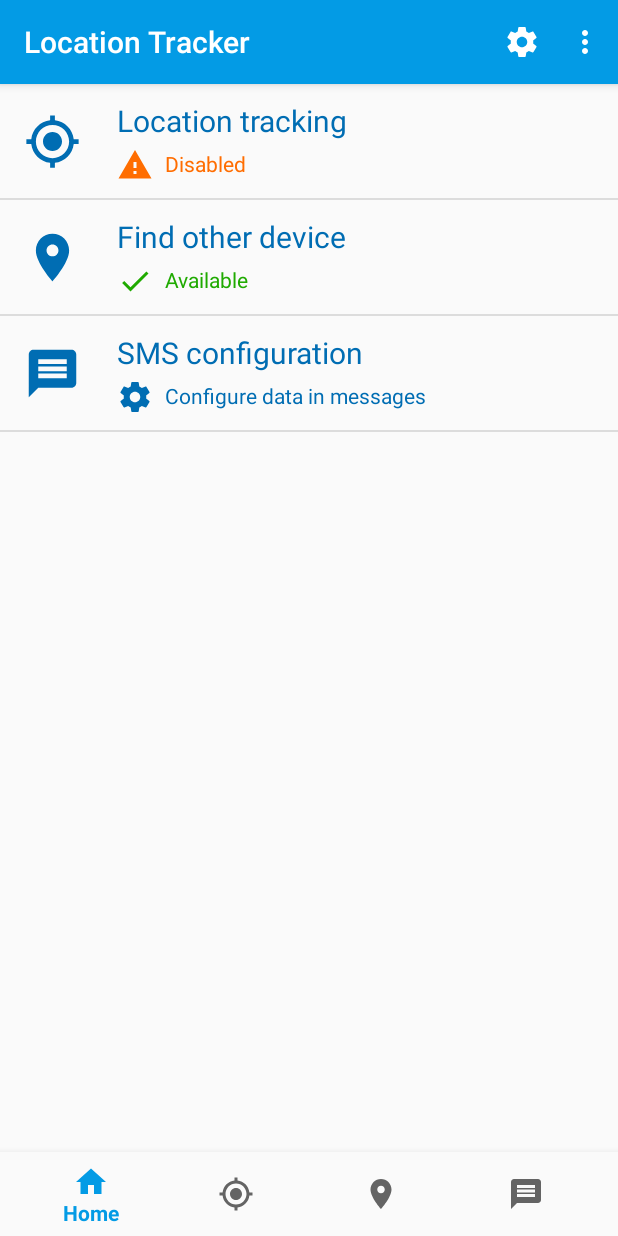
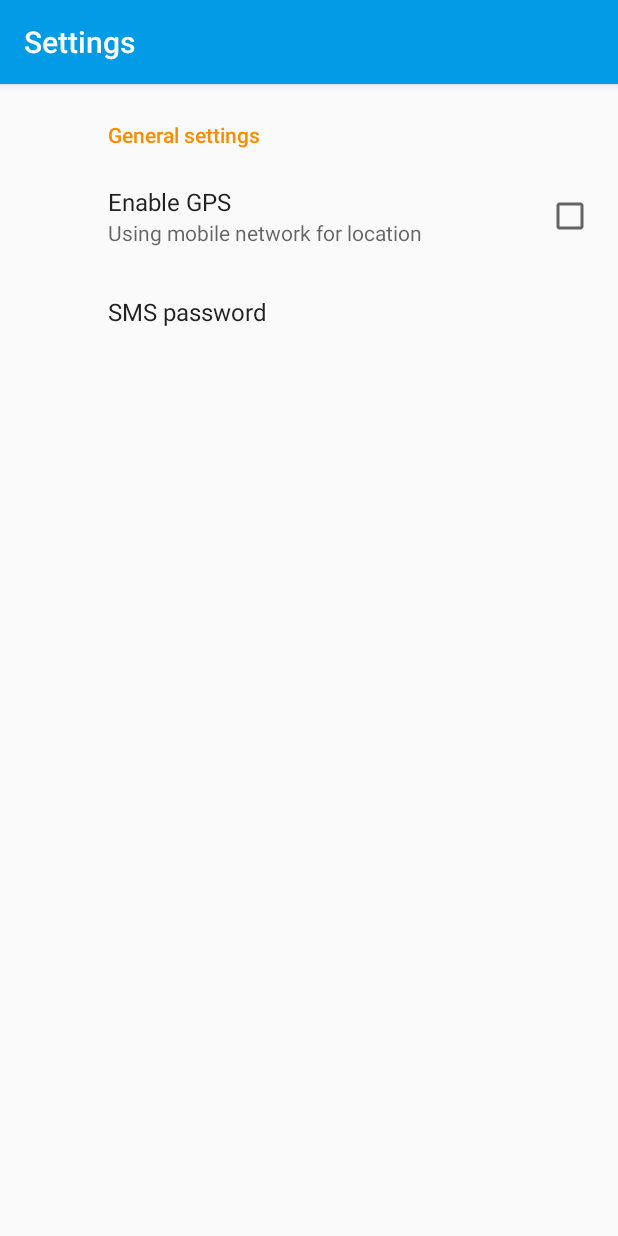
Before and after one commit to johnondrej/location-tracker, an Android app: the screen it shows after launch (MainActivity before the commit, SettingsActivity after it), after a tap on "Settings", on a phone screen of 412 x 824 dp. Run offline under Robolectric (Android 15) with nearby library versions, the phone set to English and light mode, and no system bars; our stand-ins replace Dagger/Hilt's generated code, RxJava, androidx.preference; 2 statements that could not run were skipped.

Commit message:
Settings screen

```diff
--- a/app/build.gradle
+++ b/app/build.gradle
@@ -33,6 +33,8 @@ dependencies {
     implementation 'com.android.support:design:27.1.0'
     implementation 'com.android.support.constraint:constraint-layout:1.1.0-beta5'
     implementation 'com.android.support:recyclerview-v7:27.1.0'
+    implementation 'com.android.support:preference-v7:27.1.0'
+    implementation 'com.android.support:preference-v14:27.1.0'
     implementation 'com.google.android.gms:play-services-maps:11.8.0'
     implementation 'android.arch.lifecycle:extensions:1.1.0'
     // Dagger
--- a/app/src/main/AndroidManifest.xml
+++ b/app/src/main/AndroidManifest.xml
@@ -34,6 +34,10 @@
             </intent-filter>
         </activity>
         <activity
+            android:name=".screen.settings.SettingsActivity"
+            android:label="@string/screen_settings"
+            android:theme="@style/SettingsTheme" />
+        <activity
             android:name=".screen.help.HelpActivity"
             android:label="@string/screen_help" />
 
--- a/app/src/main/java/cz/ojohn/locationtracker/data/UserPreferences.kt
+++ b/app/src/main/java/cz/ojohn/locationtracker/data/UserPreferences.kt
@@ -17,6 +17,8 @@ class UserPreferences(private val sharedPreferences: SharedPreferences) {
         const val TRACKING_MAX_RADIUS = 10000
         const val TRACKING_DEFAULT_RADIUS = 300
 
+        const val SMS_DEFAULT_PASSWORD = "sms"
+
         const val KEY_TRACKING_LAST_STATUS = "tracking_last_status"
         const val KEY_TRACKING_LATITUDE = "tracking_latitude"
         const val KEY_TRACKING_LONGITUDE = "tracking_longitude"
@@ -32,6 +34,7 @@ class UserPreferences(private val sharedPreferences: SharedPreferences) {
         const val KEY_TRACKING_CHARGER = "tracking_charger_detect"
 
         const val KEY_SMS_GPS = "sms_gps"
+        const val KEY_SMS_PASSWORD = "sms_password"
         const val KEY_SMS_LOC_NAME = "sms_location_name"
         const val KEY_SMS_LOC_TIME = "sms_location_time"
         const val KEY_SMS_LOC_ACCURACY = "sms_location_acc"
--- a/app/src/main/java/cz/ojohn/locationtracker/screen/main/MainActivity.kt
+++ b/app/src/main/java/cz/ojohn/locationtracker/screen/main/MainActivity.kt
@@ -10,6 +10,7 @@ import cz.ojohn.locationtracker.R
 import cz.ojohn.locationtracker.screen.about.AboutFragment
 import cz.ojohn.locationtracker.screen.find.FindDeviceFragment
 import cz.ojohn.locationtracker.screen.help.HelpActivity
+import cz.ojohn.locationtracker.screen.settings.SettingsActivity
 import cz.ojohn.locationtracker.screen.sms.SmsFragment
 import cz.ojohn.locationtracker.screen.tracking.TrackingFragment
 import kotlinx.android.synthetic.main.activity_main.*
@@ -65,7 +66,9 @@ class MainActivity : AppCompatActivity(), MainFragment.OnScreenSelectedListener
     }
 
     private fun onSettingsSelected() {
-
+        Intent(this, SettingsActivity::class.java).let {
+            startActivity(it)
+        }
     }
 
     private fun onHelpSelected() {
--- /dev/null
+++ b/app/src/main/java/cz/ojohn/locationtracker/screen/settings/SettingsActivity.kt
@@ -0,0 +1,22 @@
+package cz.ojohn.locationtracker.screen.settings
+
+import android.os.Bundle
+import android.support.v7.app.AppCompatActivity
+import cz.ojohn.locationtracker.R
+
+/**
+ * Activity containing fragment with settings
+ */
+class SettingsActivity : AppCompatActivity() {
+
+    override fun onCreate(savedInstanceState: Bundle?) {
+        super.onCreate(savedInstanceState)
+        setContentView(R.layout.activity_settings)
+
+        if (savedInstanceState == null) {
+            supportFragmentManager.beginTransaction()
+                    .add(R.id.fragmentContainer, SettingsFragment())
+                    .commit()
+        }
+    }
+}
--- /dev/null
+++ b/app/src/main/java/cz/ojohn/locationtracker/screen/settings/SettingsFragment.kt
@@ -0,0 +1,46 @@
+package cz.ojohn.locationtracker.screen.settings
+
+import android.content.SharedPreferences
+import android.os.Bundle
+import android.support.v7.preference.PreferenceFragmentCompat
+import cz.ojohn.locationtracker.R
+import cz.ojohn.locationtracker.data.UserPreferences
+
+/**
+ * Fragment used for app settings
+ */
+class SettingsFragment : PreferenceFragmentCompat(), SharedPreferences.OnSharedPreferenceChangeListener {
+
+    override fun onCreatePreferences(savedInstanceState: Bundle?, rootKey: String?) {
+        addPreferencesFromResource(R.xml.preferences)
+    }
+
+    override fun onSharedPreferenceChanged(sharedPreferences: SharedPreferences, key: String?) {
+        when (key) {
+            UserPreferences.KEY_SMS_PASSWORD -> onSmsPasswordChanged(sharedPreferences)
+        }
+    }
+
+    override fun onResume() {
+        super.onResume()
+        preferenceScreen.sharedPreferences.registerOnSharedPreferenceChangeListener(this)
+        initSummaries()
+    }
+
+    override fun onPause() {
+        super.onPause()
+        preferenceScreen.sharedPreferences.unregisterOnSharedPreferenceChangeListener(this)
+    }
+
+    private fun initSummaries() {
+        val sharedPreferences = preferenceScreen.sharedPreferences
+        onSmsPasswordChanged(sharedPreferences)
+    }
+
+    private fun onSmsPasswordChanged(sharedPreferences: SharedPreferences) {
+        val preference = findPreference(UserPreferences.KEY_SMS_PASSWORD)
+        val summary = requireContext().getString(R.string.settings_sms_password_format,
+                sharedPreferences.getString(UserPreferences.KEY_SMS_PASSWORD, UserPreferences.SMS_DEFAULT_PASSWORD))
+        preference.summary = summary
+    }
+}
--- /dev/null
+++ b/app/src/main/res/layout/activity_settings.xml
@@ -0,0 +1,5 @@
+<?xml version="1.0" encoding="utf-8"?>
+<FrameLayout xmlns:android="http://schemas.android.com/apk/res/android"
+    android:id="@+id/fragmentContainer"
+    android:layout_width="match_parent"
+    android:layout_height="match_parent" />
--- a/app/src/main/res/values/strings.xml
+++ b/app/src/main/res/values/strings.xml
@@ -127,6 +127,14 @@
     <string name="sms_response_location_short_format">%1$s</string>
     <string name="sms_response_battery_format">Battery: %1$d%%</string>
 
+    <!-- Settings screen strings -->
+    <string name="settings_general">General settings</string>
+    <string name="settings_use_gps">Enable GPS</string>
+    <string name="settings_use_gps_description_on">Using GPS as location source</string>
+    <string name="settings_use_gps_description_off">Using mobile network for location</string>
+    <string name="settings_sms_password">SMS password</string>
+    <string name="settings_sms_password_format">Current password: %1$s</string>
+
     <!-- About app dialog strings -->
     <string name="about_app_version">version %1$s</string>
     <string name="about_app_author">Ondřej John, 2018</string>
--- a/app/src/main/res/values/styles.xml
+++ b/app/src/main/res/values/styles.xml
@@ -17,4 +17,8 @@
         <item name="android:textColor">@android:color/black</item>
     </style>
 
+    <style name="SettingsTheme" parent="AppTheme">
+        <item name="preferenceTheme">@style/PreferenceThemeOverlay.v14.Material</item>
+    </style>
+
 </resources>
--- /dev/null
+++ b/app/src/main/res/xml/preferences.xml
@@ -0,0 +1,16 @@
+<?xml version="1.0" encoding="utf-8"?>
+<PreferenceScreen xmlns:android="http://schemas.android.com/apk/res/android">
+
+    <PreferenceCategory android:title="@string/settings_general">
+
+        <CheckBoxPreference
+            android:key="gps_enabled"
+            android:summaryOff="@string/settings_use_gps_description_off"
+            android:summaryOn="@string/settings_use_gps_description_on"
+            android:title="@string/settings_use_gps" />
+
+        <EditTextPreference
+            android:key="sms_password"
+            android:title="@string/settings_sms_password" />
+    </PreferenceCategory>
+</PreferenceScreen>
```
